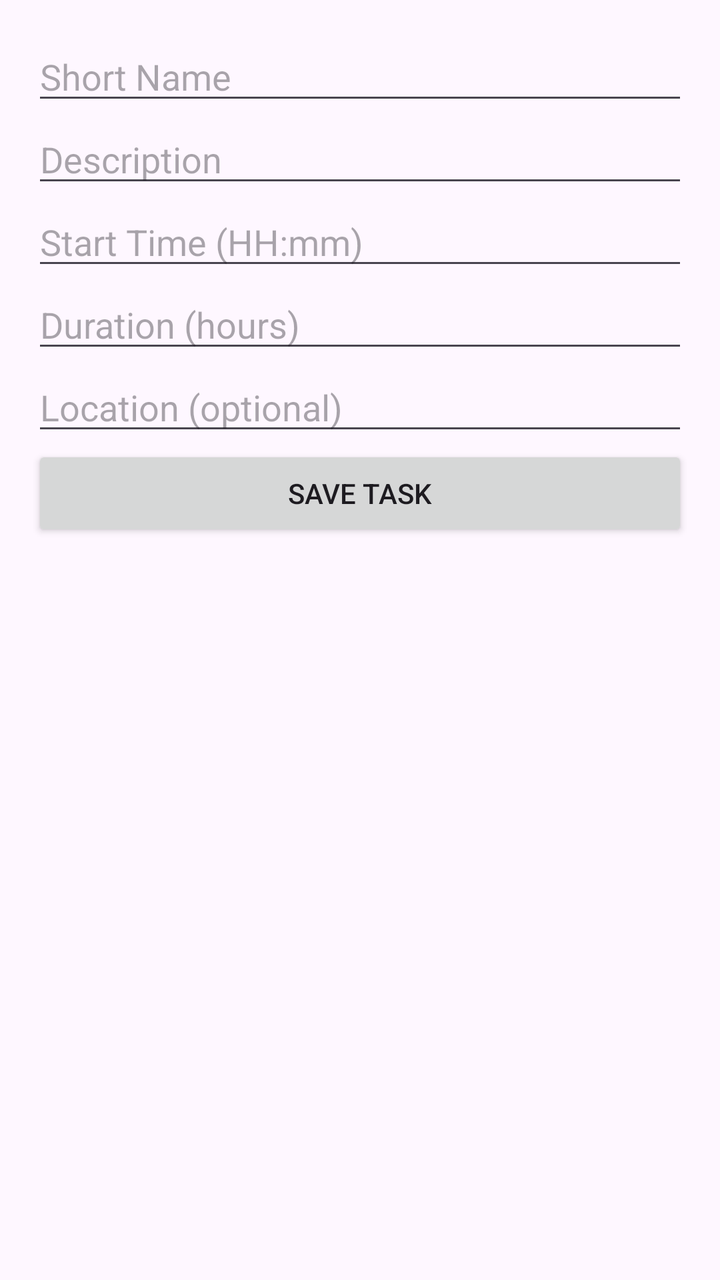
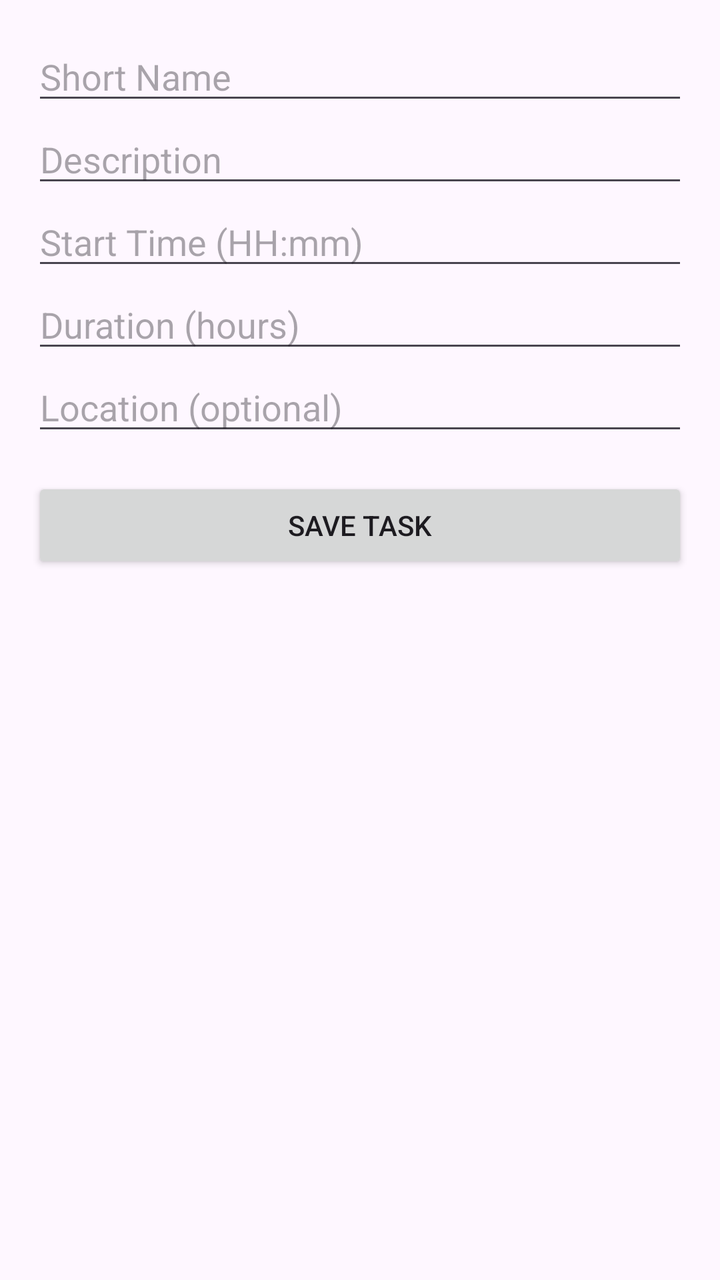

Before-and-after screenshots of an Android layout around one commit, followed by the original layout XML and the change that was made.
<!-- AndroidManifest.xml: application theme Theme.DailyTasker -->
<!-- res/layout/activity_create_task.xml -->
<?xml version="1.0" encoding="utf-8"?>

<androidx.constraintlayout.widget.ConstraintLayout xmlns:android="http://schemas.android.com/apk/res/android"
    android:layout_width="match_parent"
    android:layout_height="match_parent">

    <LinearLayout
        xmlns:android="http://schemas.android.com/apk/res/android"
        android:layout_width="match_parent"
        android:layout_height="match_parent"
        android:orientation="vertical"
        android:padding="16dp">

        <EditText
            android:id="@+id/editTextShortName"
            android:layout_width="match_parent"
            android:layout_height="wrap_content"
            android:hint="Short Name" />

        <EditText
            android:id="@+id/editTextDescription"
            android:layout_width="match_parent"
            android:layout_height="wrap_content"
            android:hint="Description" />

        <EditText
            android:id="@+id/editTextStartTime"
            android:layout_width="match_parent"
            android:layout_height="wrap_content"
            android:hint="Start Time (HH:mm)" />

        <EditText
            android:id="@+id/editTextDuration"
            android:layout_width="match_parent"
            android:layout_height="wrap_content"
            android:hint="Duration (hours)"
            android:inputType="number" />

        <EditText
            android:id="@+id/editTextLocation"
            android:layout_width="match_parent"
            android:layout_height="wrap_content"
            android:hint="Location (optional)" />

        <Button
            android:id="@+id/buttonSaveTask"
            android:layout_width="match_parent"
            android:layout_height="wrap_content"
            android:text="Save Task" />
    </LinearLayout>

</androidx.constraintlayout.widget.ConstraintLayout>
<!-- resources referenced by this layout -->
<resources>
  <style name="Theme.DailyTasker" parent="Base.Theme.DailyTasker" />
  <style name="Base.Theme.DailyTasker" parent="Theme.Material3.DayNight.NoActionBar">
          
          
      </style>
</resources>

<!-- the commit's change to res/layout/activity_create_task.xml (unified diff, before → after) -->
@@ -40,7 +40,9 @@
             android:id="@+id/editTextLocation"
             android:layout_width="match_parent"
             android:layout_height="wrap_content"
-            android:hint="Location (optional)" />
+            android:hint="Location (optional)"
+            android:inputType="text"
+            android:layout_marginBottom="16dp"/>
 
         <Button
             android:id="@+id/buttonSaveTask"
